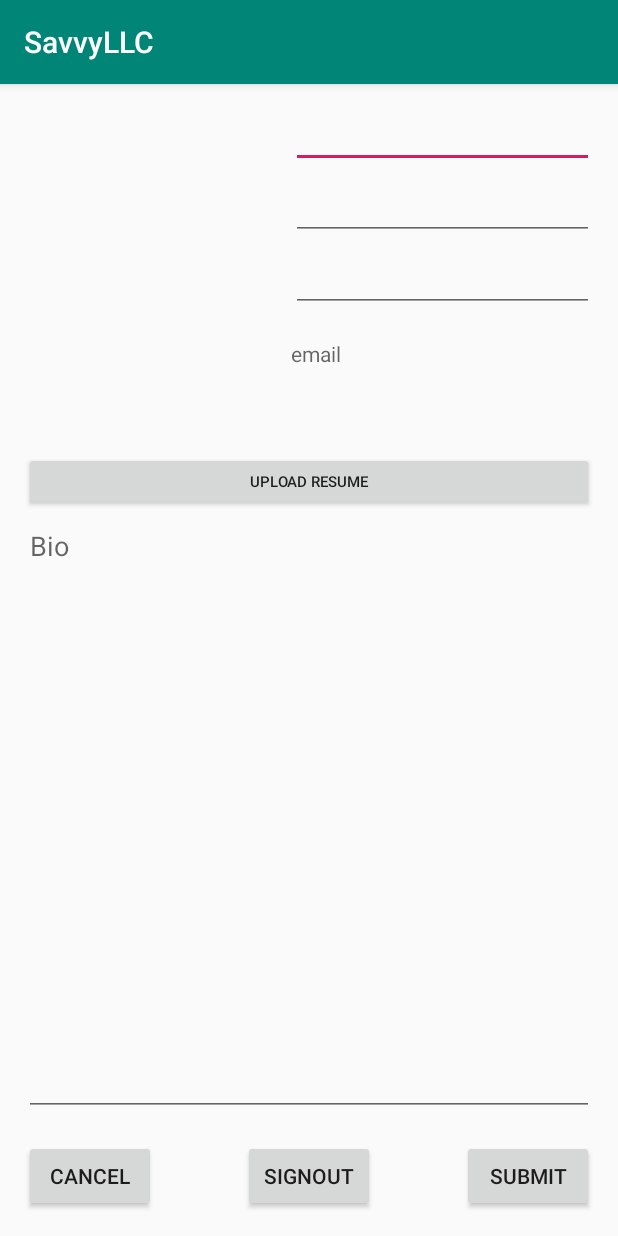
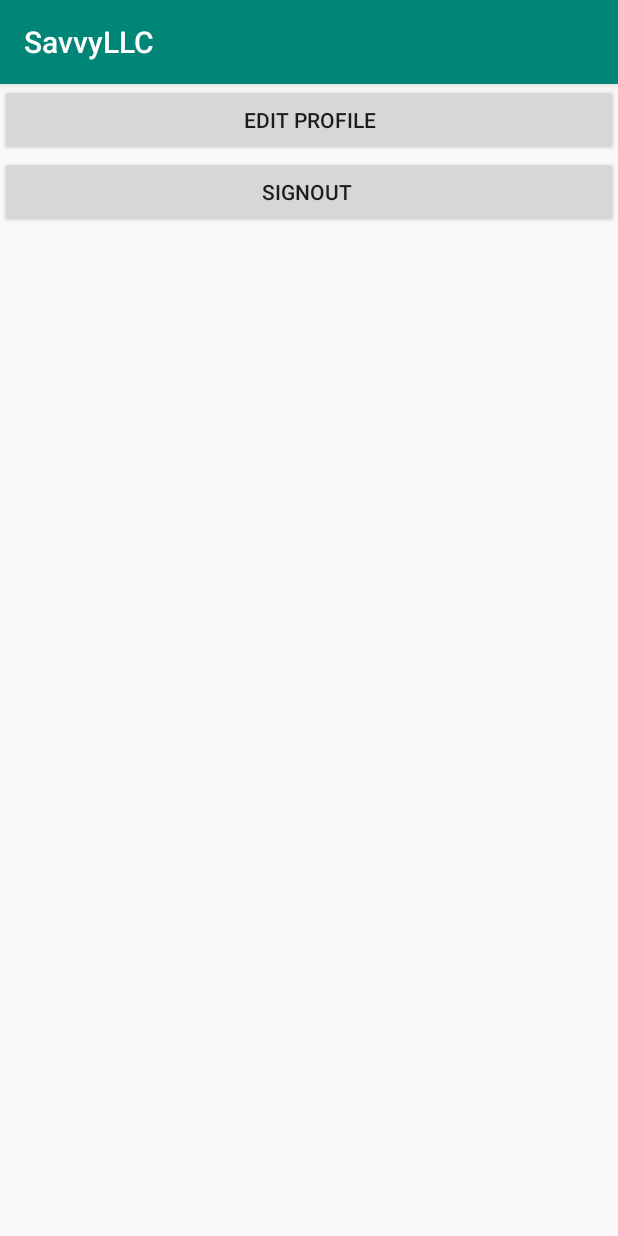
Before and after one commit to isaiahmcnealy/SavvyLLC, an Android app: the screen it shows after launch once a user with an empty profile is signed in (EditProfileActivity before the commit, MainActivity after it), on a phone screen of 412 x 824 dp. Run offline under Robolectric (Android 15) with nearby library versions, the phone set to English and light mode, and no system bars; our stand-ins replace Firebase (no records; nobody signed in at launch, a user with empty details on screens opened directly).

```diff
--- a/app/src/main/AndroidManifest.xml
+++ b/app/src/main/AndroidManifest.xml
@@ -10,7 +10,7 @@
         android:supportsRtl="true"
         android:theme="@style/AppTheme">
 <!--        TODO: Change back to MainActivity after testing [line 13]-->
-        <activity android:name=".FirebaseUIActivity">
+        <activity android:name=".LoginActivity">
             <intent-filter>
                 <action android:name="android.intent.action.MAIN" />
 
@@ -20,8 +20,9 @@
 
 <!--        TODO: Uncomment the page that is loaded as initial activity-->
         <activity android:name="com.isaiahmcnealy.savvyllc.MainActivity"/>
-<!--        <activity android:name="com.isaiahmcnealy.savvyllc.FirebaseUIActivity"/>-->
+<!--        <activity android:name="com.isaiahmcnealy.savvyllc.LoginActivity"/> -->
         <activity android:name="com.isaiahmcnealy.savvyllc.EditProfileActivity"/>
+        <activity android:name="com.isaiahmcnealy.savvyllc.RegistrationActivity"/>
 
     </application>
 
--- a/app/src/main/java/com/isaiahmcnealy/savvyllc/FirebaseUIActivity.java
+++ b/app/src/main/java/com/isaiahmcnealy/savvyllc/LoginActivity.java
@@ -11,27 +11,23 @@ import android.widget.Toast;
 import androidx.annotation.NonNull;
 import androidx.appcompat.app.AppCompatActivity;
 
-import com.firebase.ui.auth.data.model.User;
 import com.google.android.gms.tasks.OnCompleteListener;
 import com.google.android.gms.tasks.OnSuccessListener;
 import com.google.android.gms.tasks.Task;
 import com.google.firebase.auth.AuthResult;
 import com.google.firebase.auth.FirebaseAuth;
 import com.google.firebase.auth.FirebaseUser;
-import com.google.firebase.database.DatabaseReference;
 import com.google.firebase.firestore.DocumentReference;
 import com.google.firebase.firestore.FirebaseFirestore;
 
 import java.util.HashMap;
 import java.util.Map;
 
-public class FirebaseUIActivity extends AppCompatActivity {
+public class LoginActivity extends AppCompatActivity {
 
-    public static final String TAG = "FirebaseUIActivity";
-    public static final int RC_SIGN_IN = 123;
+    public static final String TAG = "LoginActivity";
 
     private FirebaseAuth mAuth;
-
     private FirebaseFirestore fStore;
 
     private String userId;
@@ -54,6 +50,8 @@ public class FirebaseUIActivity extends AppCompatActivity {
         btnLogin = findViewById(R.id.btnLogin);
         btnRegister = findViewById(R.id.btnRegister);
 
+        // Action: Create new account with email and password.
+        // Action: Navigate to RegistrationActivity.
         btnRegister.setOnClickListener(new View.OnClickListener() {
             @Override
             public void onClick(View v) {
@@ -65,26 +63,31 @@ public class FirebaseUIActivity extends AppCompatActivity {
             }
         });
 
+        // Action: Login user
+        // Action: Navigate to MainActivity
         btnLogin.setOnClickListener(new View.OnClickListener() {
             @Override
             public void onClick(View v) {
                 Log.i(TAG, "OnClick login button pressed");
                 String password = etPassword.getText().toString();
                 String email = etEmail.getText().toString();
+
                 loginUser(email, password);
             }
         });
 
     }
 
+    // Action: On start of activity check if user is still logged in
     @Override
     public void onStart() {
         super.onStart();
         // Check if user is signed in (non-null) and update UI accordingly.
         FirebaseUser currentUser = mAuth.getCurrentUser();
-        updateUI(currentUser);
+        checkCurrentUser(currentUser);
     }
 
+    // Action: Login user with email and password
     private void loginUser(String email, String password) {
         mAuth.signInWithEmailAndPassword(email, password)
                 .addOnCompleteListener(this, new OnCompleteListener<AuthResult>() {
@@ -98,25 +101,22 @@ public class FirebaseUIActivity extends AppCompatActivity {
                         } else {
                             // If sign in fails, display a message to the user.
                             Log.w(TAG, "signInWithEmail:failure", task.getException());
-                            Toast.makeText(FirebaseUIActivity.this, "Login failed.",
+                            Toast.makeText(LoginActivity.this, "Login failed.",
                                     Toast.LENGTH_SHORT).show();
-                            // ...
                         }
-
-                        // ...
                     }
                 });
     }
 
-    // register new user
+    // Action: Register new user
     private void registerUser(final String email, String password) {
         mAuth.createUserWithEmailAndPassword(email, password).addOnCompleteListener(this, new OnCompleteListener<AuthResult>() {
                     @Override
                     public void onComplete(@NonNull Task<AuthResult> task) {
                         if (task.isSuccessful()) {
-                            Toast.makeText(FirebaseUIActivity.this, "User created", Toast.LENGTH_SHORT).show();
+                            Toast.makeText(LoginActivity.this, "User created", Toast.LENGTH_SHORT).show();
 
-                            // Sign in success, update UI with the signed-in user's information
+                            // On successfull signup navigate to RegistrationActivity
                             Log.d(TAG, "createUserWithEmail:success");
                             FirebaseUser user = mAuth.getCurrentUser();
 
@@ -132,43 +132,46 @@ public class FirebaseUIActivity extends AppCompatActivity {
                                 }
                             });
 
-
-                            // TODO: Change to main activity
                             // navigate to next activity
-                            goToEditProfileActivity();
+                            goToRegisterActivity();
 
                         } else {
                             // If sign in fails, display a message to the user.
                             Log.w(TAG, "createUserWithEmail:failure", task.getException());
-                            Toast.makeText(FirebaseUIActivity.this, "Registration failed.",
-                                    Toast.LENGTH_SHORT).show();
+                            Toast.makeText(LoginActivity.this, "Registration failed.", Toast.LENGTH_SHORT).show();
                         }
-
-                        // ...
                     }
                 });
     }
 
 
-    // use intent system to navigate to new activity
+    // use intent system to navigate to Main activity
     private void goToMainActivity() {
         Intent i = new Intent(this, MainActivity.class);
         startActivity(i);
         finish();
     }
 
-    // use intent system to navigate to new activity
+    // use intent system to navigate to RegistrationForm activity
+    private void goToRegisterActivity() {
+        Intent i = new Intent(this, RegistrationActivity.class);
+        startActivity(i);
+
+    }
+
+    // use intent system to navigate to EditProfile activity
     private void goToEditProfileActivity() {
         Intent i = new Intent(this, EditProfileActivity.class);
         startActivity(i);
-        finish();
+
     }
 
     // if user is not null display a toast and navigate to main activity
-    private void updateUI(FirebaseUser currentUser) {
+    private void checkCurrentUser(FirebaseUser currentUser) {
         if (currentUser != null) { // if user is not null display a toast and navigate to
-            Toast.makeText(FirebaseUIActivity.this, "Member is still signed in", Toast.LENGTH_SHORT).show();
-            goToEditProfileActivity();
+            Log.i(TAG,"Current User: " + currentUser.getUid());
+            Toast.makeText(LoginActivity.this, "Member is still signed in", Toast.LENGTH_SHORT).show();
+            goToMainActivity();
         }
     }
 
--- a/app/src/main/java/com/isaiahmcnealy/savvyllc/MainActivity.java
+++ b/app/src/main/java/com/isaiahmcnealy/savvyllc/MainActivity.java
@@ -2,13 +2,67 @@ package com.isaiahmcnealy.savvyllc;
 
 import androidx.appcompat.app.AppCompatActivity;
 
+import android.content.Intent;
 import android.os.Bundle;
+import android.util.Log;
+import android.view.View;
+import android.widget.Button;
+import android.widget.Toast;
+
+import com.google.firebase.auth.FirebaseAuth;
+import com.google.firebase.firestore.FirebaseFirestore;
 
 public class MainActivity extends AppCompatActivity {
+
+    public static final String TAG = "MainActivity";
+
+    private FirebaseFirestore fStore;
+    private FirebaseAuth mAuth;
+
+    private Button btnEditProfile;
+    private Button btnSignout;
 
     @Override
     protected void onCreate(Bundle savedInstanceState) {
         super.onCreate(savedInstanceState);
         setContentView(R.layout.activity_main);
+
+        fStore = FirebaseFirestore.getInstance();   // Initialize Firestore
+        mAuth = FirebaseAuth.getInstance();         // Initialize Firebase Auth
+
+        btnEditProfile = findViewById(R.id.btnEditProfile);
+        btnSignout = findViewById(R.id.btnSignout);
+
+        // Action: Navigate to EditProfileActivity
+//        btnEditProfile.setOnClickListener(new View.OnClickListener() {
+//            @Override
+//            public void onClick(View v) {
+//                Log.i(TAG, "Navigating to edit profile");
+//                Toast.makeText(MainActivity.this, "Navigating to edit profile", Toast.LENGTH_SHORT).show();
+////                goToEditProfile();
+//
+//            }
+//        });
+//
+//        // Action: Sign out current user
+//        btnSignout.setOnClickListener(new View.OnClickListener() {
+//            @Override
+//            public void onClick(View v) {
+//                Log.i(TAG, "User signing out");
+//                Toast.makeText(MainActivity.this, "You are now logged out", Toast.LENGTH_SHORT).show();
+//                FirebaseAuth.getInstance().signOut();
+////                goToLogin();
+//            }
+//        });
     }
+
+//    private void goToEditProfile() {
+//        Intent i = new Intent(this, LoginActivity.class);
+//        startActivity(i);
+//    }
+//
+//    private void goToLogin() {
+//        Intent i = new Intent(this, LoginActivity.class);
+//        startActivity(i);
+//    }
 }
--- a/app/src/main/java/com/isaiahmcnealy/savvyllc/models/EPAClone.java
+++ b/app/src/main/java/com/isaiahmcnealy/savvyllc/models/EPAClone.java
@@ -133,7 +133,7 @@
 //    }
 //
 //    private void goToLogin() {
-//        Intent i = new Intent(this, FirebaseUIActivity.class);
+//        Intent i = new Intent(this, LoginActivity.class);
 //        startActivity(i);
 //        finish();
 //    }
--- a/app/src/main/res/layout/activity_edit_profile.xml
+++ b/app/src/main/res/layout/activity_edit_profile.xml
@@ -22,28 +22,26 @@
     <EditText
         android:id="@+id/et_FullName"
         android:layout_width="0dp"
-        android:layout_height="40dp"
+        android:layout_height="50dp"
         android:layout_marginStart="16dp"
         android:layout_marginTop="16dp"
         android:layout_marginEnd="16dp"
         android:gravity="center_vertical"
+        android:inputType="textPersonName"
         android:textSize="14sp"
         app:layout_constraintEnd_toEndOf="parent"
         app:layout_constraintHorizontal_bias="0.0"
         app:layout_constraintStart_toEndOf="@+id/imageView_ProfileImage"
         app:layout_constraintTop_toTopOf="parent"
-        tools:text="Isaiah McNealy"
-        android:inputType="textPersonName" />
+        tools:text="Isaiah McNealy" />
 
     <EditText
         android:id="@+id/editText_Major"
         android:layout_width="0dp"
-        android:layout_height="40dp"
+        android:layout_height="50dp"
         android:layout_marginStart="16dp"
-        android:layout_marginLeft="16dp"
         android:layout_marginTop="8dp"
         android:layout_marginEnd="16dp"
-        android:layout_marginRight="16dp"
         android:textSize="14sp"
         app:layout_constraintEnd_toEndOf="parent"
         app:layout_constraintHorizontal_bias="0.0"
@@ -54,12 +52,10 @@
     <EditText
         android:id="@+id/editText_University"
         android:layout_width="0dp"
-        android:layout_height="40dp"
+        android:layout_height="50dp"
         android:layout_marginStart="16dp"
-        android:layout_marginLeft="16dp"
         android:layout_marginTop="8dp"
         android:layout_marginEnd="16dp"
-        android:layout_marginRight="16dp"
         android:textSize="14sp"
         app:layout_constraintEnd_toEndOf="parent"
         app:layout_constraintHorizontal_bias="0.0"
@@ -72,7 +68,7 @@
         android:layout_width="0dp"
         android:layout_height="40dp"
         android:layout_marginStart="16dp"
-        android:layout_marginTop="16dp"
+        android:layout_marginTop="32dp"
         android:layout_marginEnd="16dp"
         android:text="Upload Resume"
         android:textSize="10sp"
@@ -132,7 +128,7 @@
     <TextView
         android:id="@+id/tvEmail"
         android:layout_width="0dp"
-        android:layout_height="40dp"
+        android:layout_height="50dp"
         android:layout_marginStart="16dp"
         android:layout_marginTop="8dp"
         android:layout_marginEnd="16dp"
--- a/app/src/main/res/layout/activity_main.xml
+++ b/app/src/main/res/layout/activity_main.xml
@@ -1,18 +1,22 @@
 <?xml version="1.0" encoding="utf-8"?>
-<androidx.constraintlayout.widget.ConstraintLayout xmlns:android="http://schemas.android.com/apk/res/android"
+<LinearLayout xmlns:android="http://schemas.android.com/apk/res/android"
     xmlns:app="http://schemas.android.com/apk/res-auto"
     xmlns:tools="http://schemas.android.com/tools"
     android:layout_width="match_parent"
     android:layout_height="match_parent"
-    tools:context=".MainActivity">
+    tools:context=".MainActivity"
+    android:orientation="vertical">
 
-    <TextView
-        android:layout_width="wrap_content"
+    <Button
+        android:id="@+id/btnEditProfile"
+        android:layout_width="match_parent"
         android:layout_height="wrap_content"
-        android:text="Hello World!"
-        app:layout_constraintBottom_toBottomOf="parent"
-        app:layout_constraintLeft_toLeftOf="parent"
-        app:layout_constraintRight_toRightOf="parent"
-        app:layout_constraintTop_toTopOf="parent" />
+        android:text="Edit Profile" />
 
-</androidx.constraintlayout.widget.ConstraintLayout>
+    <Button
+        android:id="@+id/btnSignOut"
+        android:layout_width="match_parent"
+        android:layout_height="wrap_content"
+        android:text="Signout " />
+
+</LinearLayout>
```
Also changed, not shown: app/src/main/java/com/isaiahmcnealy/savvyllc/EditProfileActivity.java (+13 -15 lines), app/src/main/java/com/isaiahmcnealy/savvyllc/RegistrationActivity.java (added, +97 -0 lines), app/src/main/res/layout/activity_registration_form.xml (added, +47 -0 lines).
